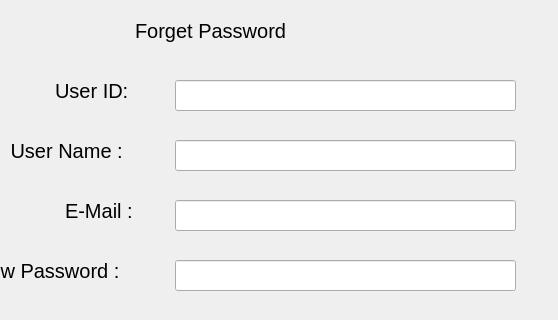
Before: the Qt Designer form resources/UI/forgetPw.ui in Poom1997/gman, drawn with Qt 5; both pictures show x 85 to 643 and y 0 to 320 of the 643 by 445 pixel window.
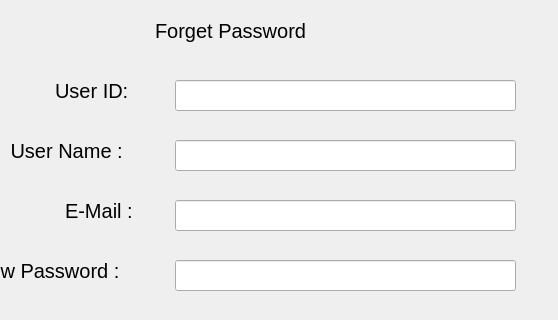
After: the same form once the commit is applied.

Diff of the .ui file:
```diff
--- a/resources/UI/forgetPw.ui
+++ b/resources/UI/forgetPw.ui
@@ -124,7 +124,7 @@
   <widget class="QLabel" name="label_3">
    <property name="geometry">
     <rect>
-     <x>220</x>
+     <x>240</x>
      <y>10</y>
      <width>191</width>
      <height>41</height>
```
Left out of the diff: 13 changed lines with no effect on the pictures.
